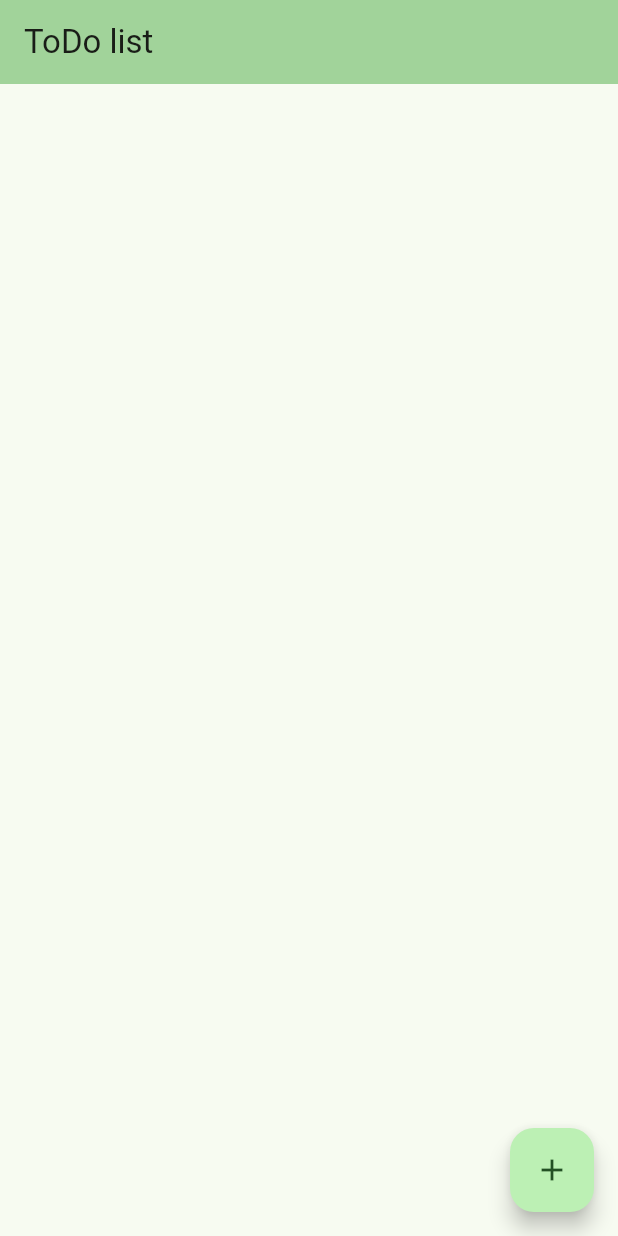
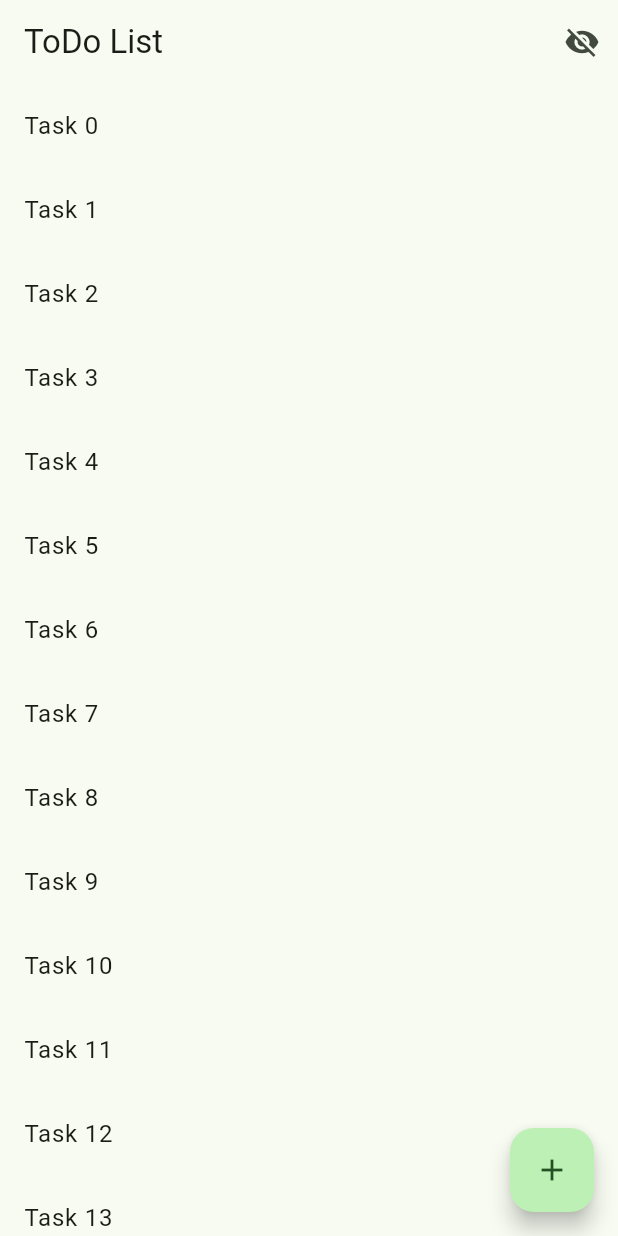
Before and after one commit to vladdan16/todo_list, a Flutter app: the screen it shows after launch, on a phone screen of 412 x 824 dp. Run offline on Flutter 3.47's test engine with Material 2 defaults, Android fonts, the phone set to English and light mode, and no system bars; drawn by our look-alikes of dynamic_color; our stand-ins replace easy_dynamic_theme, easy_localization.

Commit message:
add sliver appbar and list

```diff
--- a/lib/pages/home_page.dart
+++ b/lib/pages/home_page.dart
@@ -1,3 +1,4 @@
+import 'package:easy_localization/easy_localization.dart';
 import 'package:flutter/material.dart';
 
 class HomePage extends StatefulWidget {
@@ -10,39 +11,59 @@ class HomePage extends StatefulWidget {
 }
 
 class _HomePageState extends State<HomePage> {
+  var _showCompleteTasks = false;
+
   @override
   Widget build(BuildContext context) {
     return Scaffold(
-      appBar: AppBar(
-        // TRY THIS: Try changing the color here to a specific color (to
-        // Colors.amber, perhaps?) and trigger a hot reload to see the AppBar
-        // change color while the other colors stay the same.
-        backgroundColor: Theme.of(context).colorScheme.inversePrimary,
-        // Here we take the value from the MyHomePage object that was created by
-        // the App.build method, and use it to set our appbar title.
-        title: Text(widget.title),
+      // appBar: AppBar(
+      //   // TRY THIS: Try changing the color here to a specific color (to
+      //   // Colors.amber, perhaps?) and trigger a hot reload to see the AppBar
+      //   // change color while the other colors stay the same.
+      //   backgroundColor: Theme.of(context).colorScheme.inversePrimary,
+      //   // Here we take the value from the MyHomePage object that was created by
+      //   // the App.build method, and use it to set our appbar title.
+      //   title: Text(widget.title),
+      // ),
+      body: CustomScrollView(
+        slivers: [
+          SliverAppBar(
+            title: const Text('todo_list').tr(),
+            floating: true,
+            pinned: true,
+            actions: [
+              IconButton(
+                icon: Icon(_showCompleteTasks
+                    ? Icons.visibility
+                    : Icons.visibility_off),
+                onPressed: () {
+                  setState(() {
+                    _showCompleteTasks = !_showCompleteTasks;
+                  });
+                },
+              ),
+            ],
+          ),
+          SliverList(
+            delegate: SliverChildBuilderDelegate(
+              (context, index) {
+                return ListTile(
+                  title: Text('Task $index'),
+                );
+              },
+              childCount: 30,
+            ),
+          ),
+        ],
       ),
-      body: const Center(
-        // Center is a layout widget. It takes a single child and positions it
-        // in the middle of the parent.
-        child: Column(
-          // Column is also a layout widget. It takes a list of children and
-          // arranges them vertically. By default, it sizes itself to fit its
-          // children horizontally, and tries to be as tall as its parent.
-          //
-          // Column has various properties to control how it sizes itself and
-          // how it positions its children. Here we use mainAxisAlignment to
-          // center the children vertically; the main axis here is the vertical
-          // axis because Columns are vertical (the cross axis would be
-          // horizontal).
-          //
-          // TRY THIS: Invoke "debug painting" (choose the "Toggle Debug Paint"
-          // action in the IDE, or press "p" in the console), to see the
-          // wireframe for each widget.
-          mainAxisAlignment: MainAxisAlignment.center,
-          children: <Widget>[],
-        ),
-      ),
+      // body: const Center(
+      //   child: Column(
+      //     mainAxisAlignment: MainAxisAlignment.center,
+      //     children: <Widget>[
+      //
+      //     ],
+      //   ),
+      // ),
       floatingActionButton: FloatingActionButton(
         onPressed: () {},
         tooltip: 'Increment',
```
